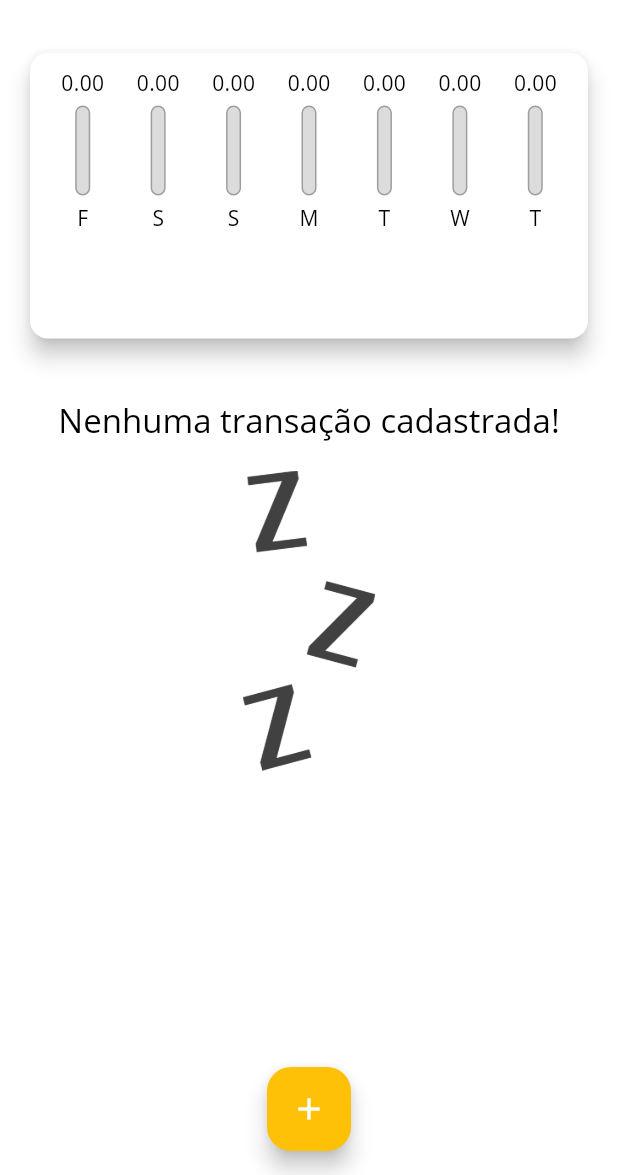
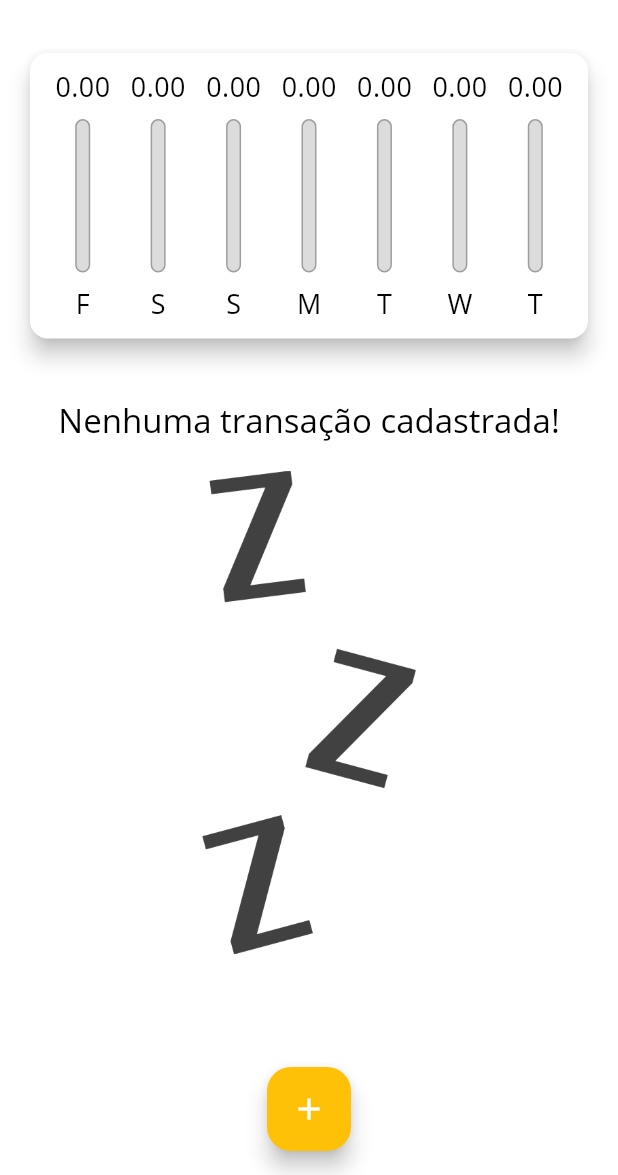
Before and after one commit to lcalderal/Expenses, a Flutter app: the screen it shows after launch, on a phone screen of 412 x 824 dp, the part 61-1236 px from its top. Run offline on Flutter 3.47's test engine with Material 3 defaults, Android fonts, the phone set to English and light mode, and no system bars.

Commit message:
implementing new changes

```diff
--- a/lib/components/chart_bar.dart
+++ b/lib/components/chart_bar.dart
@@ -13,15 +13,17 @@ class ChartBar extends StatelessWidget {
 
   @override
   Widget build(BuildContext context) {
+    return LayoutBuilder(
+      builder: (ctx, constraints) {
         return Column(
           children: [
             Container(
-          height: 20,
+              height: constraints.maxHeight * 0.15,
               child: FittedBox(child: Text('${value.toStringAsFixed(2)}')),
             ),
-        SizedBox(height: 5),
+            SizedBox(height: constraints.maxHeight * 0.05),
             Container(
-          height: 60,
+              height: constraints.maxHeight * 0.6,
               width: 10,
               child: Stack(
                 alignment: Alignment.bottomCenter,
@@ -45,9 +47,14 @@ class ChartBar extends StatelessWidget {
                 ],
               ),
             ),
-        SizedBox(height: 5),
-        Text(label),
+            SizedBox(height: constraints.maxHeight * 0.05),
+            Container(
+              height: constraints.maxHeight * 0.15,
+              child: FittedBox(child: Text(label)),
+            ),
           ],
+        );
+      },
     );
   }
 }
--- a/lib/components/transaction_form.dart
+++ b/lib/components/transaction_form.dart
@@ -46,10 +46,16 @@ class _TransactionFormState extends State<TransactionForm> {
 
   @override
   Widget build(BuildContext context) {
-    return Card(
+    return SingleChildScrollView(
+      child: Card(
         elevation: 5,
         child: Padding(
-        padding: EdgeInsets.all(10),
+          padding: EdgeInsets.only(
+            top: 10,
+            right: 10,
+            left: 10,
+            bottom: 10 + MediaQuery.of(context).viewInsets.bottom,
+          ),
           child: Column(
             children: [
               TextField(
@@ -79,7 +85,9 @@ class _TransactionFormState extends State<TransactionForm> {
                       padding: const EdgeInsets.all(8.0),
                       child: ElevatedButton(
                         style: ElevatedButton.styleFrom(
-                        backgroundColor: Theme.of(context).colorScheme.primary,
+                          backgroundColor: Theme.of(
+                            context,
+                          ).colorScheme.primary,
                         ),
                         onPressed: _showDatePicker,
                         child: Text(
@@ -114,6 +122,7 @@ class _TransactionFormState extends State<TransactionForm> {
             ],
           ),
         ),
+      ),
     );
   }
 }
--- a/lib/components/transaction_list.dart
+++ b/lib/components/transaction_list.dart
@@ -11,7 +11,9 @@ class TransactionList extends StatelessWidget {
   @override
   Widget build(BuildContext context) {
     return transactions.isEmpty
-        ? Column(
+        ? LayoutBuilder(
+            builder: (ctx, constraints) {
+              return Column(
                 children: [
                   SizedBox(height: 20),
                   Text(
@@ -20,13 +22,15 @@ class TransactionList extends StatelessWidget {
                   ),
                   SizedBox(height: 20),
                   Container(
-                height: 200,
+                    height: constraints.maxHeight * 0.6,
                     child: Image.asset(
                       'assets/images/waiting.png',
                       fit: BoxFit.cover,
                     ),
                   ),
                 ],
+              );
+            },
           )
         : ListView.builder(
             itemCount: transactions.length,
@@ -50,7 +54,13 @@ class TransactionList extends StatelessWidget {
                     style: Theme.of(context).textTheme.titleLarge,
                   ),
                   subtitle: Text(DateFormat('d MMM y').format(tr.date)),
-                  trailing: IconButton(
+                  trailing: MediaQuery.of(context).size.width > 400
+                      ? ElevatedButton.icon(
+                          onPressed: () => onRemove(tr.id),
+                          icon: null,
+                          label: Text('Excluir'),
+                        )
+                      : IconButton(
                           onPressed: () => onRemove(tr.id),
                           icon: Icon(Icons.delete),
                           color: Color(Colors.red.toARGB32()),
--- a/lib/main.dart
+++ b/lib/main.dart
@@ -1,3 +1,6 @@
+import 'dart:io';
+
+import 'package:flutter/cupertino.dart';
 import 'package:flutter/material.dart';
 import 'package:expenses/models/transaction.dart';
 import './components/transaction_form.dart';
@@ -33,6 +36,7 @@ class MyHomePage extends StatefulWidget {
 
 class _MyHomePageState extends State<MyHomePage> {
   final List<Transaction> _transactions = [];
+  bool _showChart = false;
 
   List<Transaction> get _recentTransactions {
     return _transactions.where((tr) {
@@ -72,52 +76,91 @@ class _MyHomePageState extends State<MyHomePage> {
     );
   }
 
+  Widget _getIconButton(IconData icon, Function() fn) {
+    return Platform.isIOS
+        ? GestureDetector(onTap: fn, child: Icon(icon))
+        : IconButton(icon: Icon(icon), onPressed: fn);
+  }
+
   @override
   Widget build(BuildContext context) {
+    final mediaQuery = MediaQuery.of(context);
+    bool isLandscape = mediaQuery.orientation == Orientation.landscape;
+
+    final iconList = Platform.isIOS ? CupertinoIcons.refresh : Icons.list;
+    final chartList = Platform.isIOS
+        ? CupertinoIcons.refresh
+        : Icons.show_chart;
+
+    final actions = <Widget>[
+      if (isLandscape)
+        _getIconButton(
+          _showChart ? iconList : chartList,
+          () => setState(() {
+            _showChart = !_showChart;
+          }),
+        ),
+      _getIconButton(
+        Platform.isIOS ? CupertinoIcons.add : Icons.add,
+        () => _openTransactionFormModal(context),
+      ),
+    ];
+
     final appBar = AppBar(
       title: Text(
         'Despesas Pessoais',
-        style: TextStyle(fontSize: 20 * MediaQuery.of(context).textScaleFactor),
+        style: TextStyle(fontSize: 20 * mediaQuery.textScaleFactor),
       ),
-      actions: [
-        IconButton(
-          onPressed: () {
-            _openTransactionFormModal(context);
-          },
-          icon: Icon(Icons.add),
-        ),
-      ],
+      actions: actions,
     );
+
     final availableHeight =
-        MediaQuery.of(context).size.height -
+        mediaQuery.size.height -
         appBar.preferredSize.height -
-        MediaQuery.of(context).padding.top;
+        mediaQuery.padding.top;
 
-    return Scaffold(
-      appBar: appBar,
-      body: SingleChildScrollView(
+    final bodyPage = SafeArea(
+      child: SingleChildScrollView(
         child: Column(
           crossAxisAlignment: CrossAxisAlignment.stretch,
           children: <Widget>[
+            if (_showChart || !isLandscape)
               Container(
-              height: availableHeight * 0.3,
+                height: availableHeight * (isLandscape ? 0.8 : 0.3),
                 child: Chart(_recentTransactions),
               ),
+            if (!_showChart || !isLandscape)
               Container(
-              height: availableHeight * 0.7,
+                height: availableHeight * (isLandscape ? 1 : 0.7),
                 child: TransactionList(_transactions, _deleteTransaction),
               ),
           ],
         ),
       ),
-      floatingActionButton: FloatingActionButton(
+    );
+
+    return Platform.isIOS
+        ? CupertinoPageScaffold(
+            navigationBar: CupertinoNavigationBar(
+              middle: Text('Despesas Pessoais'),
+              trailing: Row(mainAxisSize: MainAxisSize.min, children: actions),
+            ),
+            child: bodyPage,
+          )
+        : Scaffold(
+            appBar: appBar,
+            body: bodyPage,
+            floatingActionButton: Platform.isIOS
+                ? Container()
+                : FloatingActionButton(
                     backgroundColor: Theme.of(context).colorScheme.secondary,
                     child: Icon(Icons.add),
                     onPressed: () {
                       _openTransactionFormModal(context);
                     },
                   ),
-      floatingActionButtonLocation: FloatingActionButtonLocation.centerFloat,
+            floatingActionButtonLocation:
+                FloatingActionButtonLocation.centerFloat,
           );
   }
 }
```
Lines whose indentation alone changed are shown as unchanged.
